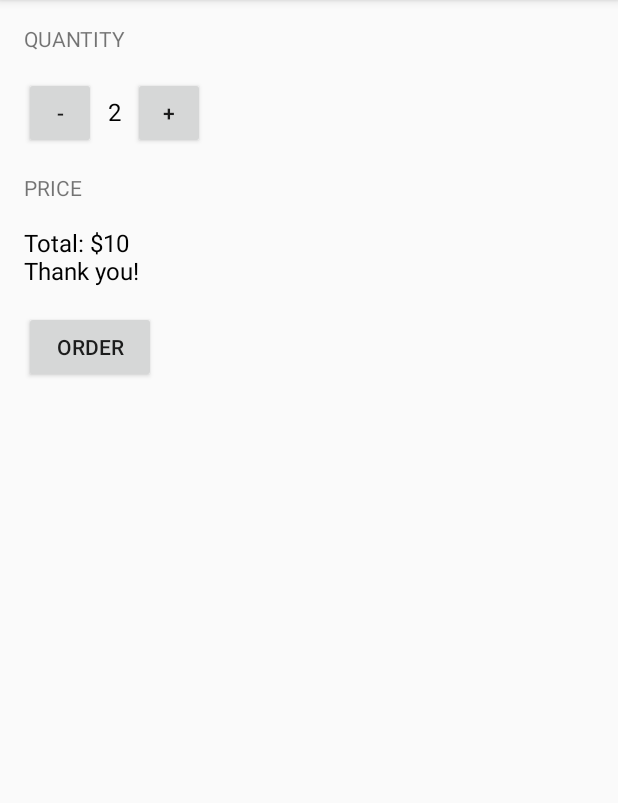
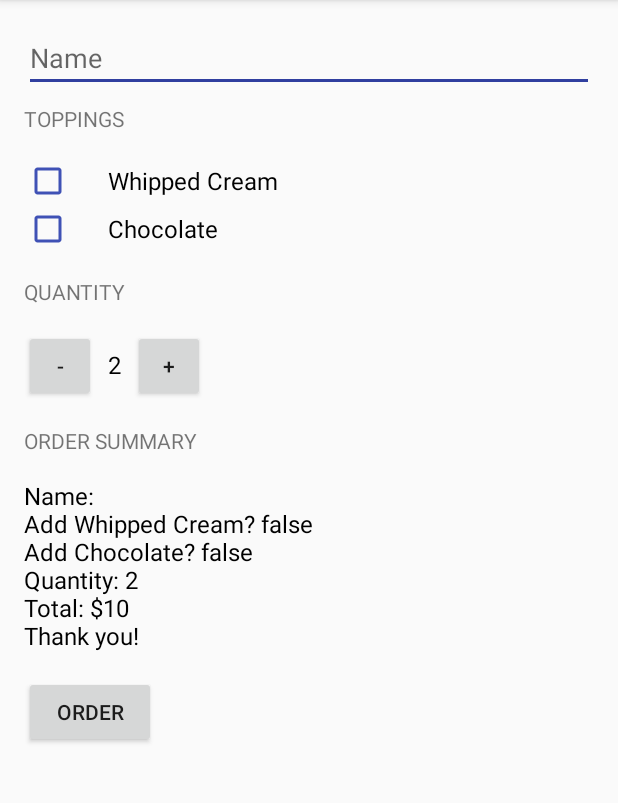
Before and after one commit to GKGokul/Android-Apps-, an Android app: the screen it shows after launch (MainActivity), after a tap on "ORDER", on a phone screen of 412 x 824 dp, the part 84-887 px from its top. Run offline under Robolectric (Android 15) with nearby library versions, the phone set to English and light mode, and no system bars.

Commit message:
Add EditText and Checkbox with toggle buttons

```diff
--- a/JustJava/app/src/main/java/com/example/android/justjava/MainActivity.java
+++ b/JustJava/app/src/main/java/com/example/android/justjava/MainActivity.java
@@ -2,16 +2,23 @@ package com.example.android.justjava;
 
 import android.os.Bundle;
 import android.support.v7.app.ActionBarActivity;
+import android.support.v7.app.AppCompatActivity;
+import android.util.Log;
 import android.view.View;
+import android.widget.CheckBox;
+import android.widget.EditText;
 import android.widget.TextView;
+import android.widget.Toast;
 
 import java.text.NumberFormat;
 
 /**
  * This app displays an order form to order coffee.
  */
-public class MainActivity extends ActionBarActivity {
-     int numberOfCoffees=2;
+public class MainActivity extends AppCompatActivity {
+    int numberOfCoffees = 2;
+    String name;
+
     @Override
     protected void onCreate(Bundle savedInstanceState) {
         super.onCreate(savedInstanceState);
@@ -23,52 +30,92 @@ public class MainActivity extends ActionBarActivity {
      */
 
     public void increment(View view) {
-        numberOfCoffees = numberOfCoffees + 1;
-        display(numberOfCoffees);
+        if (numberOfCoffees < 100) {
+            numberOfCoffees = numberOfCoffees + 1;
+            display(numberOfCoffees);
+        } else {
+            Toast.makeText(getApplicationContext(), "You cannot have more than 100 coffee", Toast.LENGTH_SHORT).show();
+        }
     }
+
 
     /**
      * This method is called when the - button is clicked.
      */
 
     public void decrement(View view) {
-        numberOfCoffees = numberOfCoffees - 1;
-        display(numberOfCoffees);
+        if (numberOfCoffees > 1) {
+            numberOfCoffees = numberOfCoffees - 1;
+            display(numberOfCoffees);
+        } else {
+            Toast.makeText(getApplicationContext(), "You cannot have less than 1 coffee", Toast.LENGTH_SHORT).show();
+        }
     }
-
 
     /**
      * This method is called when the order button is clicked.
      */
     public void submitOrder(View view) {
-        int price =numberOfCoffees*5;
-        String priceMessage = "Total: $" + price;
-        priceMessage = priceMessage + "\nThank you!";
-        displayMessage(priceMessage);
+
+        CheckBox whippedCreamCheckbox = (CheckBox) findViewById(R.id.whipped_cream_checkbox);
+        boolean haswhippedCream = whippedCreamCheckbox.isChecked();
+        CheckBox chocolate = (CheckBox) findViewById(R.id.chocolate_checkbox);
+        boolean haschocolate = chocolate.isChecked();
+        EditText cname = (EditText) findViewById(R.id.name_view);
+        name = cname.getText().toString();
+        int price = calculatePrice(haswhippedCream, haschocolate);
+
+        displayMessage(createOrderSummary(price, haswhippedCream, haschocolate));
+    }
+
+    /**
+     * @param addwhippedCream is to check whether the user wants whipped cream
+     * @param addchocolate    is to check whether the user wants chocolate
+     * @return the total price after adding price of whipped cream/ chocolate/ both.
+     */
+    public int calculatePrice(boolean addwhippedCream, boolean addchocolate) {
+        int totalprice = 5;
+        if (addwhippedCream)
+            totalprice += 1;
+        if (addchocolate)
+            totalprice += 2;
+        totalprice *= numberOfCoffees;
+        return totalprice;
+    }
+
+    /**
+     * Create summary of the order
+     *
+     * @param price           is the total bill amount
+     * @param addchocolate    is whether or not the user wants chocolate
+     * @param addwhippedCream is whether or not the user wants whipped cream
+     * @return returns the total price
+     */
+    public String createOrderSummary(int price, boolean addwhippedCream, boolean addchocolate) {
+        String priceMessage = "Name: " + name;
+        priceMessage += "\nAdd Whipped Cream? " + addwhippedCream;
+        priceMessage += "\nAdd Chocolate? " + addchocolate;
+        priceMessage += "\nQuantity: " + numberOfCoffees;
+        priceMessage += "\nTotal: $" + price;
+        priceMessage += "\nThank you!";
+
+        return priceMessage;
     }
 
     /**
      * This method displays the given quantity value on the screen.
      */
     private void display(int number) {
-        TextView quantityTextView = (TextView) findViewById(
-                R.id.quantity_text_view);
+        TextView quantityTextView = (TextView) findViewById(R.id.quantity_text_view);
         quantityTextView.setText("" + number);
 
-    }
-    /**
-     * This method displays the given price on the screen.
-     */
-    private void displayPrice(int number) {
-        TextView priceTextView = (TextView) findViewById(R.id.price_text_view);
-        priceTextView.setText(NumberFormat.getCurrencyInstance().format(number));
     }
 
     /**
      * This method displays the given text on the screen.
      */
     private void displayMessage(String message) {
-        TextView priceTextView = (TextView) findViewById(R.id.price_text_view);
-        priceTextView.setText(message);
+        TextView orderSummaryTextView = (TextView) findViewById(R.id.order_summary_text_view);
+        orderSummaryTextView.setText(message);
     }
 }
--- a/JustJava/app/src/main/res/layout/activity_main.xml
+++ b/JustJava/app/src/main/res/layout/activity_main.xml
@@ -1,6 +1,10 @@
 <?xml version="1.0" encoding="utf-8"?>
-<LinearLayout xmlns:android="http://schemas.android.com/apk/res/android"
+<ScrollView xmlns:android="http://schemas.android.com/apk/res/android"
     xmlns:tools="http://schemas.android.com/tools"
+    android:layout_width="match_parent"
+    android:layout_height="match_parent">
+
+    <LinearLayout
         android:layout_width="match_parent"
         android:layout_height="match_parent"
         android:orientation="vertical"
@@ -10,10 +14,46 @@
         android:paddingTop="@dimen/activity_vertical_margin"
         tools:context="com.example.android.justjava.MainActivity">
 
+        <EditText
+            android:id="@+id/name_view"
+            android:layout_width="match_parent"
+            android:layout_height="wrap_content"
+            android:layout_marginBottom="8dp"
+            android:hint="Name"
+            android:inputType="textCapWords"
+            android:textColor="#000000" />
+
         <TextView
             android:layout_width="wrap_content"
             android:layout_height="wrap_content"
             android:layout_marginBottom="16dp"
+            android:text="toppings"
+            android:textAllCaps="true" />
+
+        <CheckBox
+            android:id="@+id/whipped_cream_checkbox"
+            android:layout_width="wrap_content"
+            android:layout_height="wrap_content"
+            android:buttonTint="@color/colorPrimary"
+            android:paddingLeft="24dp"
+            android:text="Whipped Cream"
+            android:textSize="16sp" />
+
+
+        <CheckBox
+            android:id="@+id/chocolate_checkbox"
+            android:layout_width="wrap_content"
+            android:layout_height="wrap_content"
+            android:buttonTint="@color/colorPrimary"
+            android:paddingLeft="24dp"
+            android:text="Chocolate"
+            android:textSize="16sp" />
+
+        <TextView
+            android:layout_width="wrap_content"
+            android:layout_height="wrap_content"
+            android:layout_marginBottom="16dp"
+            android:layout_marginTop="16dp"
             android:text="QUANTITY"
             android:textAllCaps="true" />
 
@@ -49,11 +89,11 @@
             android:layout_width="wrap_content"
             android:layout_height="wrap_content"
             android:layout_marginTop="16dp"
-        android:text="price"
+            android:text="order summary"
             android:textAllCaps="true" />
 
         <TextView
-        android:id="@+id/price_text_view"
+            android:id="@+id/order_summary_text_view"
             android:layout_width="wrap_content"
             android:layout_height="wrap_content"
             android:layout_marginTop="16dp"
@@ -71,3 +111,4 @@
 
 
     </LinearLayout>
+</ScrollView>
--- a/JustJava/app/src/main/res/values/styles.xml
+++ b/JustJava/app/src/main/res/values/styles.xml
@@ -5,7 +5,7 @@
         <!-- Customize your theme here. -->
         <item name="colorPrimary">@color/colorPrimary</item>
         <item name="colorPrimaryDark">@color/colorPrimaryDark</item>
-        <item name="colorAccent">@color/colorAccent</item>
+        <item name="colorAccent">@color/colorPrimaryDark</item>
     </style>
 
 </resources>
```
Lines whose indentation alone changed are shown as unchanged.
